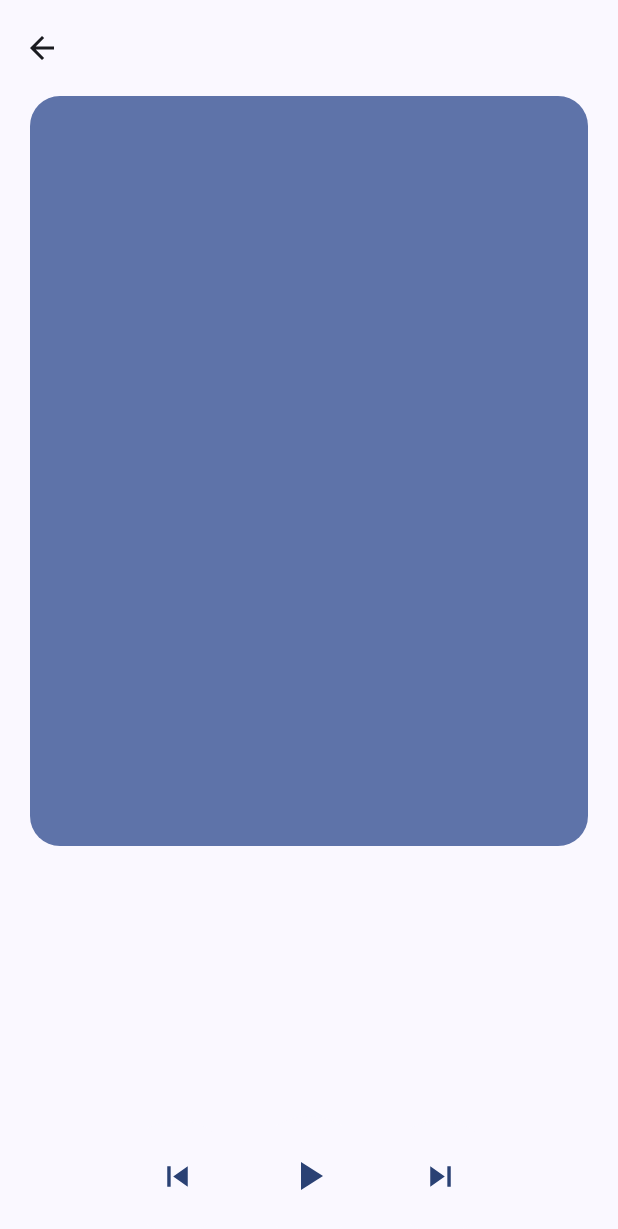
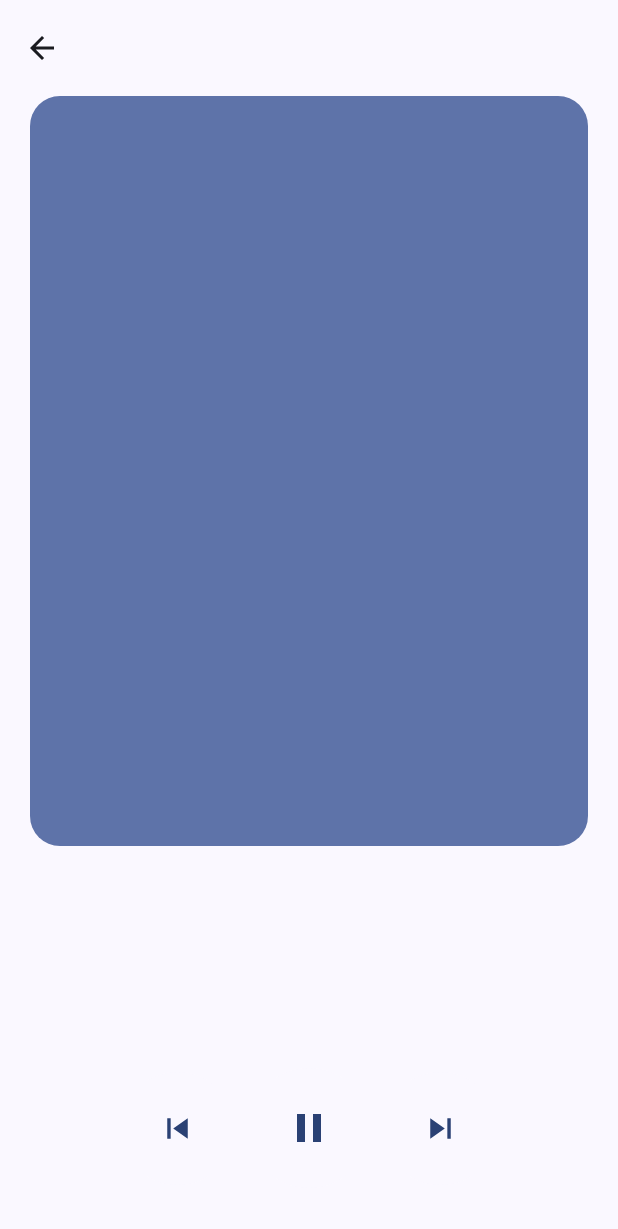
Before and after one commit to word-view/WordView-android, an Android app built with Jetpack Compose: the player screen opened through its navigation route, on a phone screen of 412 x 824 dp. Shown: the top 1229 px of the screen. Run offline under Robolectric (Android 15) with nearby library versions, the phone set to English and light mode, and no system bars; our stand-ins replace Volley; network calls fail.

Commit message:
Add MediaPlayer and start stop functionality

```diff
--- a/app/src/main/java/cc/wordview/app/ui/screens/Player.kt
+++ b/app/src/main/java/cc/wordview/app/ui/screens/Player.kt
@@ -18,6 +18,8 @@
 package cc.wordview.app.ui.screens
 
 import android.annotation.SuppressLint
+import android.media.AudioAttributes
+import android.media.MediaPlayer
 import android.util.Log
 import androidx.compose.foundation.layout.Box
 import androidx.compose.foundation.layout.Column
@@ -36,7 +38,6 @@ import androidx.compose.material.icons.filled.PlayArrow
 import androidx.compose.material.icons.filled.SkipNext
 import androidx.compose.material.icons.filled.SkipPrevious
 import androidx.compose.material3.ButtonDefaults
-import androidx.compose.material3.ExperimentalMaterial3Api
 import androidx.compose.material3.MaterialTheme
 import androidx.compose.material3.Scaffold
 import androidx.compose.material3.Surface
@@ -58,6 +59,7 @@ import androidx.media3.extractor.text.SubtitleParser
 import androidx.media3.extractor.text.webvtt.WebvttParser
 import androidx.navigation.NavHostController
 import cc.wordview.app.api.APICallback
+import cc.wordview.app.api.apiURL
 import cc.wordview.app.api.getLyrics
 import cc.wordview.app.currentSong
 import cc.wordview.app.extensions.goBack
@@ -66,19 +68,13 @@ import cc.wordview.app.ui.components.WVIconButton
 import cc.wordview.app.ui.theme.DefaultRoundedCornerShape
 
 @SuppressLint("MutableCollectionMutableState")
-@OptIn(ExperimentalMaterial3Api::class)
 @Composable
 fun Player(navController: NavHostController) {
     val context = LocalContext.current
     var cues by remember { mutableStateOf(ArrayList<Cue>()) }
 
-    var playing by remember { mutableStateOf(false) }
-    var icon by remember { mutableStateOf(Icons.Filled.PlayArrow) }
-
-    fun togglePlay() {
-        playing = !playing
-        icon = if (playing) Icons.Filled.Pause else Icons.Filled.PlayArrow
-    }
+    var mediaPlayer by remember { mutableStateOf(MediaPlayer()) }
+    var playButtonIcon by remember { mutableStateOf(Icons.Filled.Pause) }
 
     val callback = object : APICallback {
         @androidx.annotation.OptIn(UnstableApi::class)
@@ -101,7 +97,25 @@ fun Player(navController: NavHostController) {
         }
     }
 
-    LaunchedEffect(Unit) { getLyrics(currentSong.id, "ja", callback, context) }
+    LaunchedEffect(Unit) {
+        getLyrics(currentSong.id, "ja", callback, context)
+
+        try {
+            mediaPlayer.apply {
+                setAudioAttributes(
+                    AudioAttributes.Builder()
+                        .setContentType(AudioAttributes.CONTENT_TYPE_MUSIC)
+                        .setUsage(AudioAttributes.USAGE_MEDIA)
+                        .build()
+                )
+                setDataSource("$apiURL/music/download?id=${currentSong.id}")
+                prepare()
+                start()
+            }
+        } catch (e: Exception) {
+            Log.e("Player", e.message, e)
+        }
+    }
 
     Scaffold(modifier = Modifier.fillMaxSize(), topBar = {
         BackTopAppBar(text = currentSong.title, onClickBack = { navController.goBack() })
@@ -140,7 +154,10 @@ fun Player(navController: NavHostController) {
                 .padding(innerPadding),
             contentAlignment = Alignment.BottomCenter
         ) {
-            Row(verticalAlignment = Alignment.CenterVertically) {
+            Row(
+                modifier = Modifier.padding(bottom = 32.dp),
+                verticalAlignment = Alignment.CenterVertically
+            ) {
                 WVIconButton(
                     onClick = { /*TODO*/ },
                     imageVector = Icons.Filled.SkipPrevious,
@@ -152,8 +169,16 @@ fun Player(navController: NavHostController) {
                 )
                 Spacer(modifier = Modifier.size(10.dp))
                 WVIconButton(
-                    onClick = { togglePlay() },
-                    imageVector = icon,
+                    onClick = {
+                        if (mediaPlayer.isPlaying) {
+                            mediaPlayer.pause()
+                            playButtonIcon = Icons.Filled.PlayArrow
+                        } else {
+                            mediaPlayer.start()
+                            playButtonIcon = Icons.Filled.Pause
+                        }
+                    },
+                    imageVector = playButtonIcon,
                     size = 80.dp,
                     colors = ButtonDefaults.buttonColors(
                         containerColor = MaterialTheme.colorScheme.surface,
```
